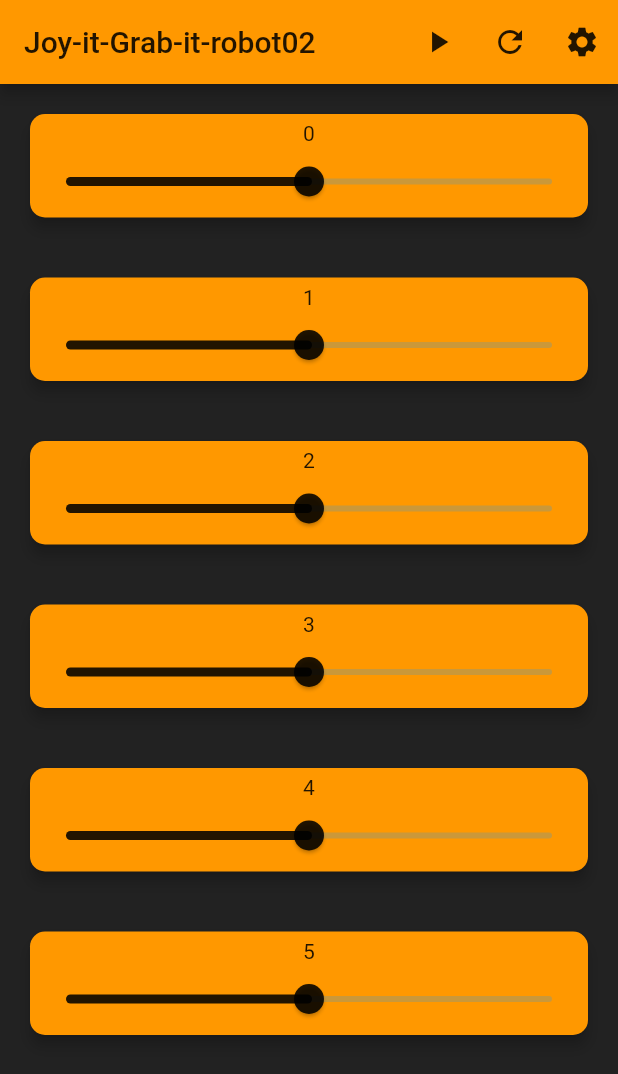
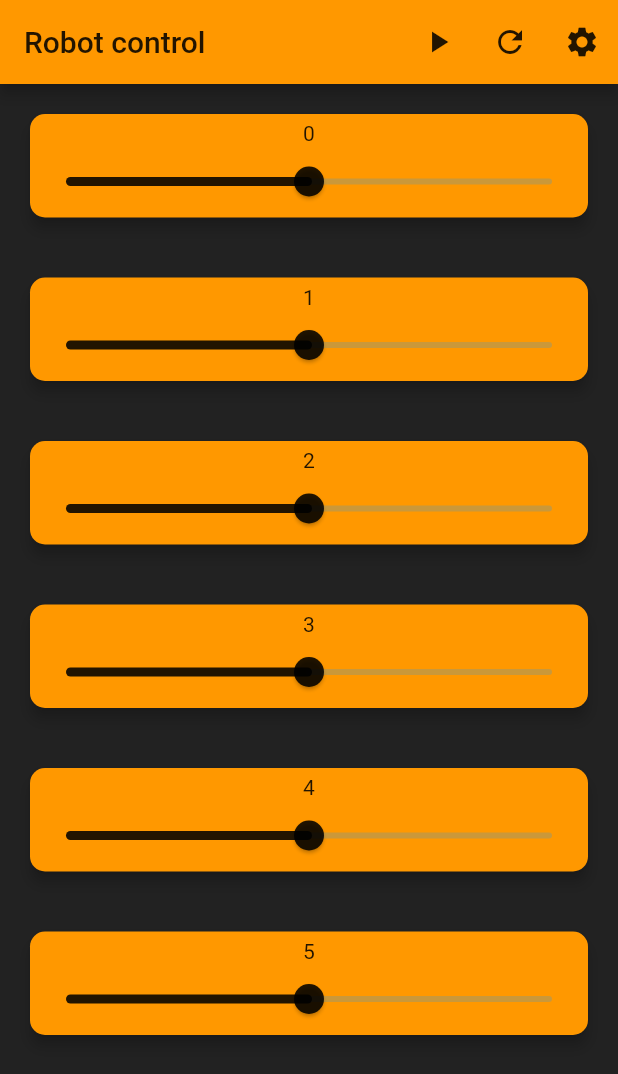
Before and after one commit to floodoo/Joy-it-Grab-it-robot02-frontend, a Flutter app: the screen it shows after launch, after a tap on the "play arrow" icon, on a phone screen of 412 x 824 dp. Shown: the top 1074 px of the screen. Run offline on Flutter 3.47's test engine with Material 2 defaults, Android fonts, the phone set to English and light mode, and no system bars; our stand-ins replace awesome_dialog, flutter_hooks, flutter_phoenix, google_fonts, hooks_riverpod, logger and 1 more; network calls fail.

Commit message:
check server connection

```diff
--- a/lib/core/api/servo.dart
+++ b/lib/core/api/servo.dart
@@ -24,7 +24,6 @@ class Servo {
 
       return 0.0;
     } catch (e) {
-      log.e("Error getting position $e");
       return 0.0;
     }
   }
@@ -52,6 +51,7 @@ class Servo {
       log.e("Error setting position $e");
     }
   }
+
   /// Resets the servo to its default position
   void resetPos() {
     setPos(0.0);
--- a/lib/ui/screens/home/home.screen.dart
+++ b/lib/ui/screens/home/home.screen.dart
@@ -1,11 +1,15 @@
+import 'package:awesome_dialog/awesome_dialog.dart';
 import 'package:flutter/material.dart';
 import 'package:flutter_hooks/flutter_hooks.dart';
 import 'package:flutter_phoenix/flutter_phoenix.dart';
 import 'package:hooks_riverpod/hooks_riverpod.dart';
+import 'package:logger/logger.dart';
 import 'package:robo_app/core/api/servo.dart';
 import 'package:robo_app/core/services/services.dart';
 import 'package:robo_app/ui/screens/home/widgets/control_slider.dart';
 import 'package:robo_app/ui/screens/settings/settings.screen.dart';
+import 'package:shared_preferences/shared_preferences.dart';
+import 'package:http/http.dart' as http;
 
 class HomeScreen extends StatefulHookWidget {
   const HomeScreen({Key? key}) : super(key: key);
@@ -16,6 +20,38 @@ class HomeScreen extends StatefulHookWidget {
 }
 
 class _HomeScreenState extends State<HomeScreen> {
+  final log = Logger();
+
+  @override
+  void initState() {
+    super.initState();
+    checkServerConnection();
+  }
+
+  // Check if server connection is available. If not, show dialog.
+  Future<void> checkServerConnection() async {
+    try {
+      SharedPreferences prefs = await SharedPreferences.getInstance();
+      await http.get(Uri.parse(prefs.getString("url") ?? "http://robopi:5000/servo"),
+          headers: {"Accept": "application/json"});
+    } catch (e) {
+      log.w("Server not found");
+      AwesomeDialog(
+        context: context,
+        headerAnimationLoop: false,
+        dialogType: DialogType.WARNING,
+        animType: AnimType.SCALE,
+        title: "Server not found",
+        desc: "Change API endpoint in settings or check your robot",
+        btnCancelOnPress: () {
+          Phoenix.rebirth(context);
+        },
+        btnCancelText: "Reload",
+        btnOkOnPress: () => Navigator.pushNamed(context, SettingsScreen.routeName),
+      ).show();
+    }
+  }
+
   @override
   Widget build(BuildContext context) {
     final _theme = useProvider(themeService).theme;
@@ -24,7 +60,7 @@ class _HomeScreenState extends State<HomeScreen> {
     return Scaffold(
       appBar: AppBar(
         title: Text(
-          "Joy-it-Grab-it-robot02",
+          "Robot control",
           style: TextStyle(color: _theme.colors.accent),
         ),
         backgroundColor: _theme.colors.primary,
--- a/pubspec.yaml
+++ b/pubspec.yaml
@@ -7,6 +7,7 @@ environment:
   sdk: ">=2.12.0 <3.0.0"
 
 dependencies:
+  awesome_dialog: ^2.1.2
   cupertino_icons: ^1.0.3
   flutter:
     sdk: flutter
```
